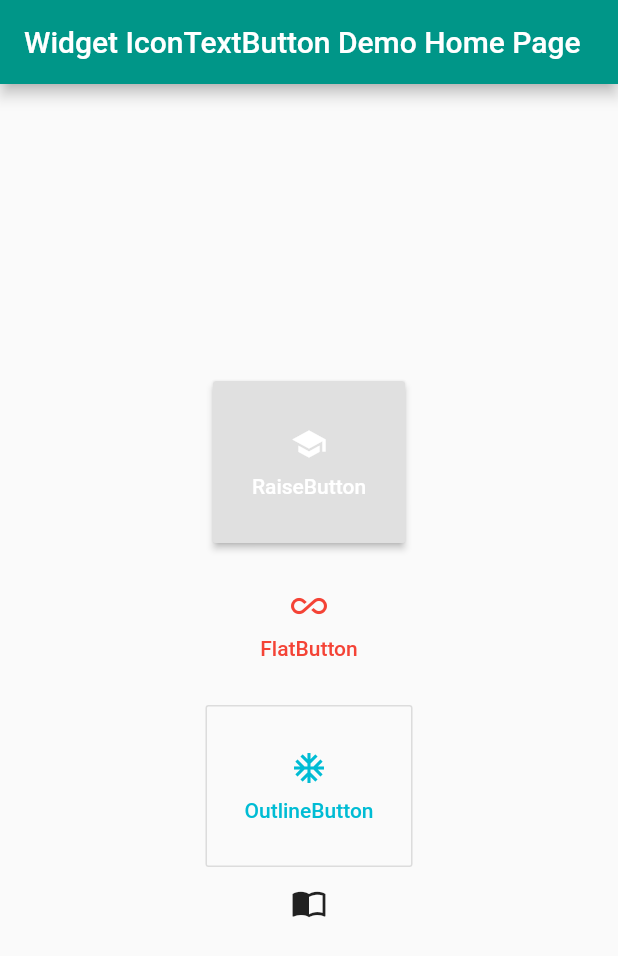
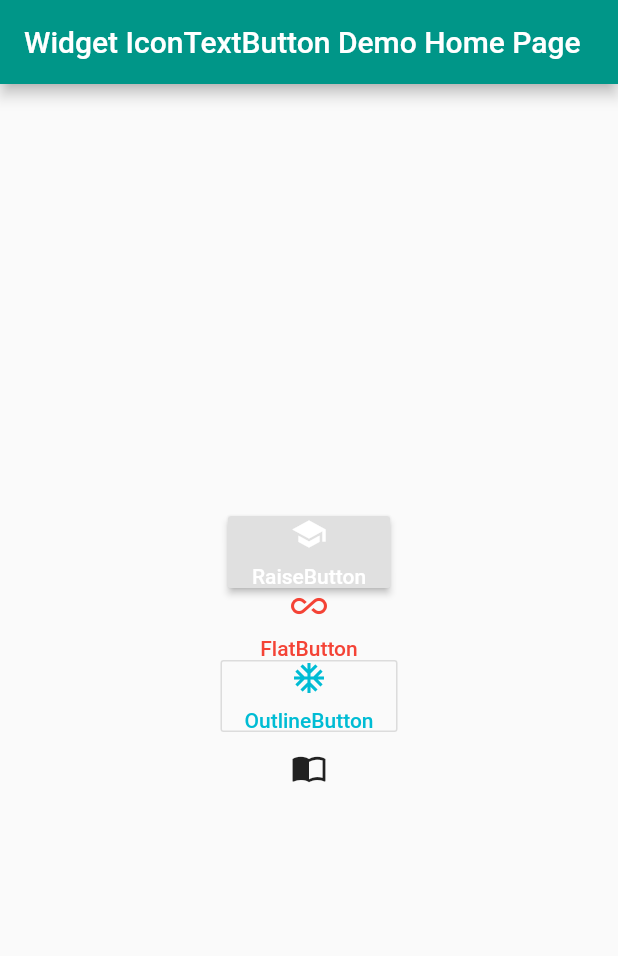
Before and after one commit to DongyunLee/icon_text_button, a Flutter app: the screen it shows after launch, on a phone screen of 412 x 824 dp. Shown: the top 956 px of the screen. Run offline on Flutter 3.47's test engine with Material 2 defaults, Android fonts, the phone set to English and light mode, and no system bars.

Commit message:
fix The assert of padding is opposite
Signed-off-by: ch4o5 <1150477170@qq.com>

```diff
--- a/example/pubspec.yaml
+++ b/example/pubspec.yaml
@@ -22,7 +22,7 @@ dependencies:
 
 
   # Look here, you will get the IconTextButton support follows this:
-  icon_text_button: ^0.1.6
+  icon_text_button: ^0.1.7
 
 
   # The following adds the Cupertino Icons font to your application.
--- a/lib/icon_text_button.dart
+++ b/lib/icon_text_button.dart
@@ -100,7 +100,7 @@ class _IconTextButtonState extends State<IconTextButton> {
 		/// 按钮的内部实现
 		///
 		var wid = Padding(
-			padding: widget.padding == null
+			padding: widget.padding != null
 					? widget.padding
 					: new EdgeInsets.fromLTRB(10.0, 30.0, 10.0, 30.0),
 			child: Column(
--- a/pubspec.yaml
+++ b/pubspec.yaml
@@ -1,6 +1,6 @@
 name: icon_text_button
 description: A button Widget with Icon and Text together.Write with pure Dart, so you can use it cross Android and iOS.
-version: 0.1.6
+version: 0.1.7
 homepage: https://github.com/DongyunLee/icon_text_button
 
 environment:
```
Also changed, not shown: pubspec.lock, 1 other file.
